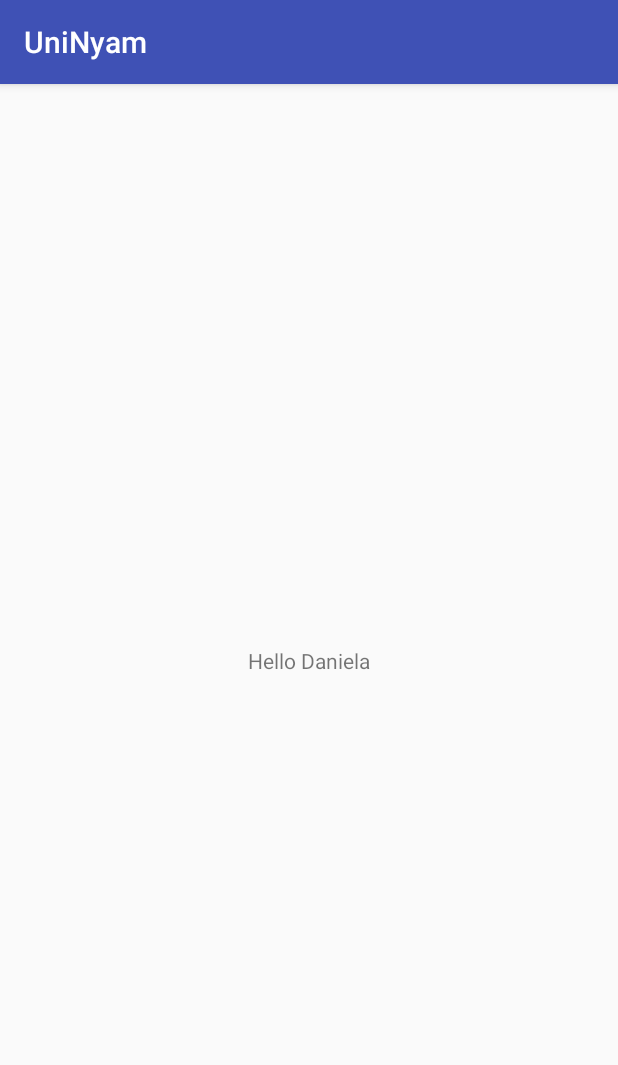
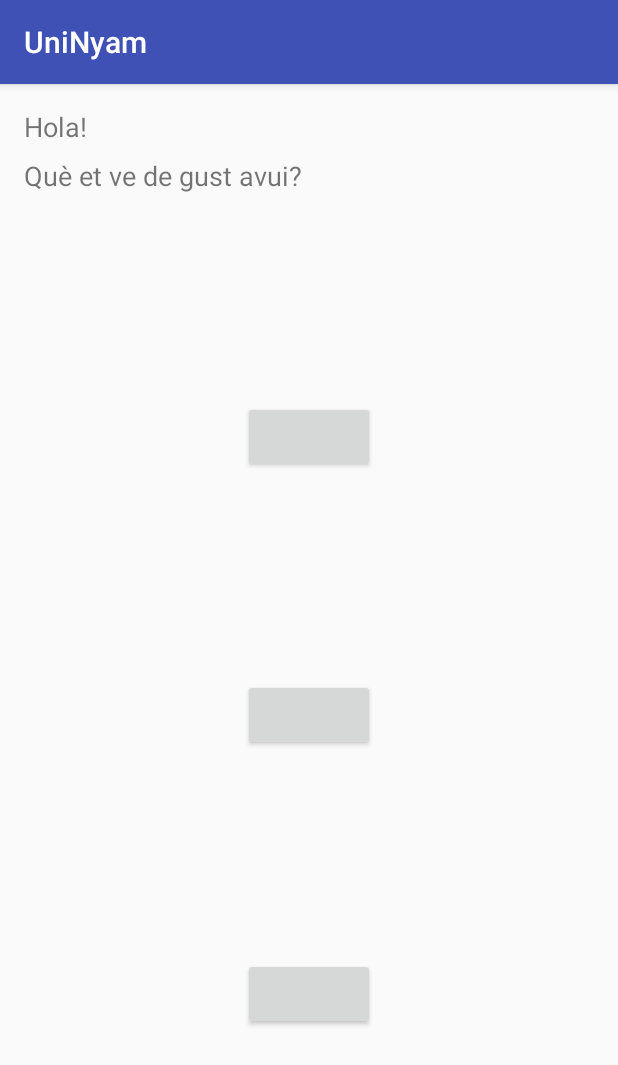
Before and after one commit to sergimacia/UniNyam, an Android app: the screen it shows after launch (MainActivity), on a phone screen of 412 x 824 dp. Shown: the top 1065 px of the screen. Run offline under Robolectric (Android 15) with nearby library versions, the phone set to English and light mode, and no system bars.

Commit message:
vs.0 - Interfície MainActivity

```diff
--- a/app/src/main/res/layout/activity_main.xml
+++ b/app/src/main/res/layout/activity_main.xml
@@ -7,12 +7,75 @@
     tools:context=".MainActivity">
 
     <TextView
+        android:id="@+id/salutacio_view"
+        android:layout_width="0dp"
+        android:layout_height="wrap_content"
+        android:layout_marginEnd="8dp"
+        android:layout_marginLeft="16dp"
+        android:layout_marginRight="8dp"
+        android:layout_marginStart="16dp"
+        android:layout_marginTop="16dp"
+        android:text="@string/salutacio"
+        android:textSize="18sp"
+        app:layout_constraintEnd_toEndOf="parent"
+        app:layout_constraintStart_toStartOf="parent"
+        app:layout_constraintTop_toTopOf="parent" />
+
+    <TextView
+        android:id="@+id/pregunta_view"
+        android:layout_width="0dp"
+        android:layout_height="wrap_content"
+        android:layout_marginEnd="8dp"
+        android:layout_marginLeft="16dp"
+        android:layout_marginRight="8dp"
+        android:layout_marginStart="16dp"
+        android:layout_marginTop="8dp"
+        android:text="@string/pregunta"
+        android:textSize="18sp"
+        app:layout_constraintEnd_toEndOf="parent"
+        app:layout_constraintStart_toStartOf="parent"
+        app:layout_constraintTop_toBottomOf="@+id/salutacio_view" />
+
+    <Button
+        android:id="@+id/btn_burger"
         android:layout_width="wrap_content"
         android:layout_height="wrap_content"
-        android:text="Hello Daniela"
+        android:layout_marginEnd="8dp"
+        android:layout_marginLeft="8dp"
+        android:layout_marginRight="8dp"
+        android:layout_marginStart="8dp"
+        app:layout_constraintBottom_toTopOf="@+id/btn_beguda"
+        app:layout_constraintEnd_toEndOf="parent"
+        app:layout_constraintStart_toStartOf="parent"
+        app:layout_constraintTop_toBottomOf="@+id/pregunta_view"
+        tools:text="HAMBURGUESES" />
+
+    <Button
+        android:id="@+id/btn_beguda"
+        android:layout_width="wrap_content"
+        android:layout_height="wrap_content"
+        android:layout_marginEnd="8dp"
+        android:layout_marginLeft="8dp"
+        android:layout_marginRight="8dp"
+        android:layout_marginStart="8dp"
+        app:layout_constraintBottom_toTopOf="@+id/btn_postres"
+        app:layout_constraintEnd_toEndOf="parent"
+        app:layout_constraintStart_toStartOf="parent"
+        app:layout_constraintTop_toBottomOf="@+id/btn_burger"
+        tools:text="BEGUDES" />
+
+    <Button
+        android:id="@+id/btn_postres"
+        android:layout_width="wrap_content"
+        android:layout_height="wrap_content"
+        android:layout_marginEnd="8dp"
+        android:layout_marginLeft="8dp"
+        android:layout_marginRight="8dp"
+        android:layout_marginStart="8dp"
         app:layout_constraintBottom_toBottomOf="parent"
-        app:layout_constraintLeft_toLeftOf="parent"
-        app:layout_constraintRight_toRightOf="parent"
-        app:layout_constraintTop_toTopOf="parent" />
+        app:layout_constraintEnd_toEndOf="parent"
+        app:layout_constraintStart_toStartOf="parent"
+        app:layout_constraintTop_toBottomOf="@+id/btn_beguda"
+        tools:text="POSTRES" />
 
 </android.support.constraint.ConstraintLayout>
--- a/app/src/main/res/values/strings.xml
+++ b/app/src/main/res/values/strings.xml
@@ -1,3 +1,5 @@
 <resources>
     <string name="app_name">UniNyam</string>
+    <string name="salutacio">Hola!</string>
+    <string name="pregunta">Què et ve de gust avui?</string>
 </resources>
```
